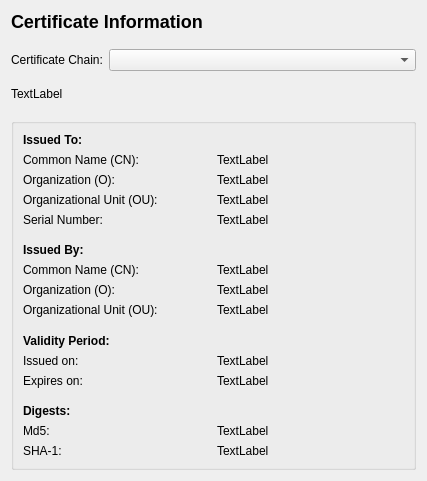
Qt form src/sslinfo.ui (KDE/rekonq) before a commit.
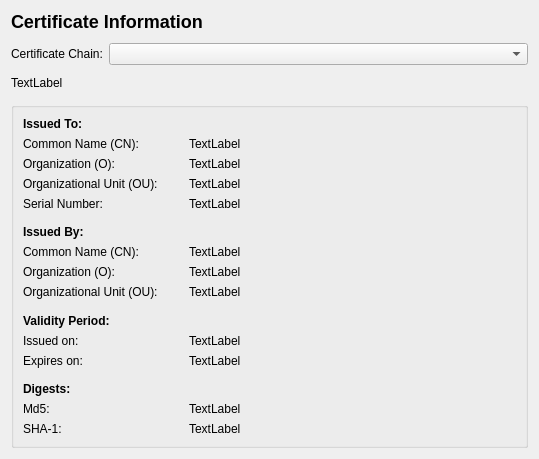
The same form after that commit.

The edit to the form file:
```diff
--- a/src/sslinfo.ui
+++ b/src/sslinfo.ui
@@ -6,8 +6,8 @@
    <rect>
     <x>0</x>
     <y>0</y>
-    <width>427</width>
-    <height>481</height>
+    <width>539</width>
+    <height>459</height>
    </rect>
   </property>
   <layout class="QVBoxLayout" name="verticalLayout_2">
@@ -108,6 +108,18 @@
        <layout class="QGridLayout" name="gridLayout">
         <item row="0" column="0">
          <widget class="QLabel" name="label_6">
+          <property name="sizePolicy">
+           <sizepolicy hsizetype="Fixed" vsizetype="Preferred">
+            <horstretch>0</horstretch>
+            <verstretch>0</verstretch>
+           </sizepolicy>
+          </property>
+          <property name="minimumSize">
+           <size>
+            <width>160</width>
+            <height>0</height>
+           </size>
+          </property>
           <property name="text">
            <string>Common Name (CN):</string>
           </property>
@@ -188,6 +200,18 @@
        <layout class="QGridLayout" name="gridLayout_2">
         <item row="0" column="0">
          <widget class="QLabel" name="label_10">
+          <property name="sizePolicy">
+           <sizepolicy hsizetype="Fixed" vsizetype="Preferred">
+            <horstretch>0</horstretch>
+            <verstretch>0</verstretch>
+           </sizepolicy>
+          </property>
+          <property name="minimumSize">
+           <size>
+            <width>160</width>
+            <height>0</height>
+           </size>
+          </property>
           <property name="text">
            <string>Common Name (CN):</string>
           </property>
@@ -254,6 +278,18 @@
        <layout class="QGridLayout" name="gridLayout_3">
         <item row="0" column="0">
          <widget class="QLabel" name="label_14">
+          <property name="sizePolicy">
+           <sizepolicy hsizetype="Fixed" vsizetype="Preferred">
+            <horstretch>0</horstretch>
+            <verstretch>0</verstretch>
+           </sizepolicy>
+          </property>
+          <property name="minimumSize">
+           <size>
+            <width>160</width>
+            <height>0</height>
+           </size>
+          </property>
           <property name="text">
            <string>Issued on:</string>
           </property>
@@ -306,6 +342,18 @@
        <layout class="QGridLayout" name="gridLayout_5">
         <item row="0" column="0">
          <widget class="QLabel" name="label_36">
+          <property name="sizePolicy">
+           <sizepolicy hsizetype="Fixed" vsizetype="Preferred">
+            <horstretch>0</horstretch>
+            <verstretch>0</verstretch>
+           </sizepolicy>
+          </property>
+          <property name="minimumSize">
+           <size>
+            <width>160</width>
+            <height>0</height>
+           </size>
+          </property>
           <property name="text">
            <string>Md5:</string>
           </property>
```
